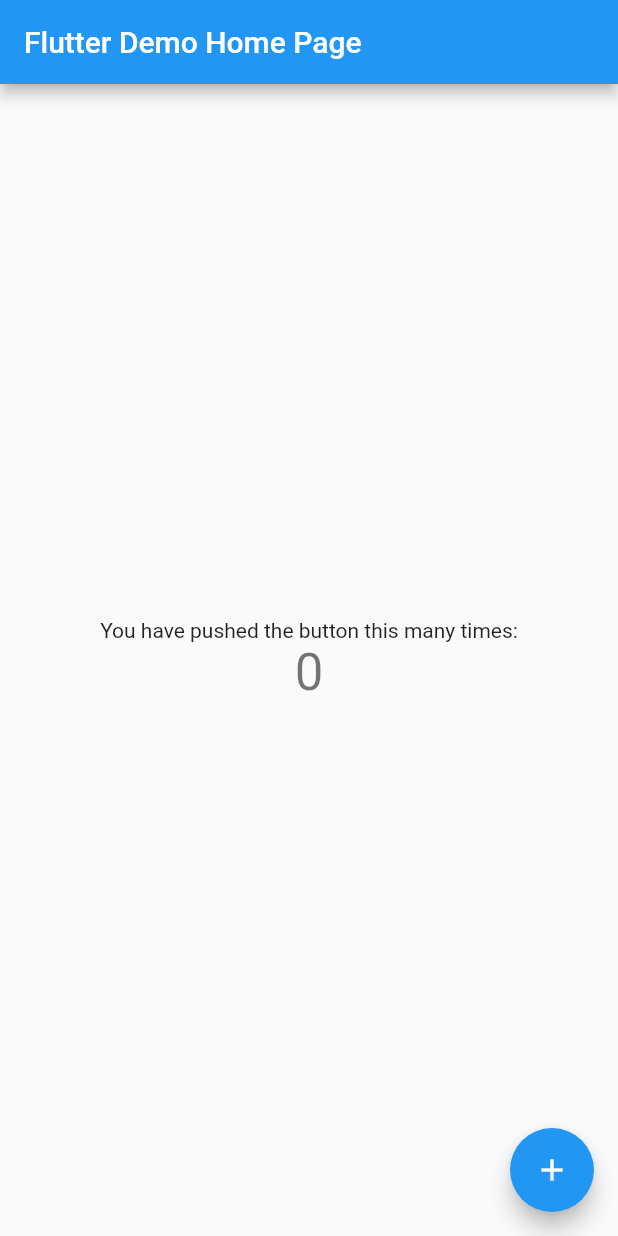
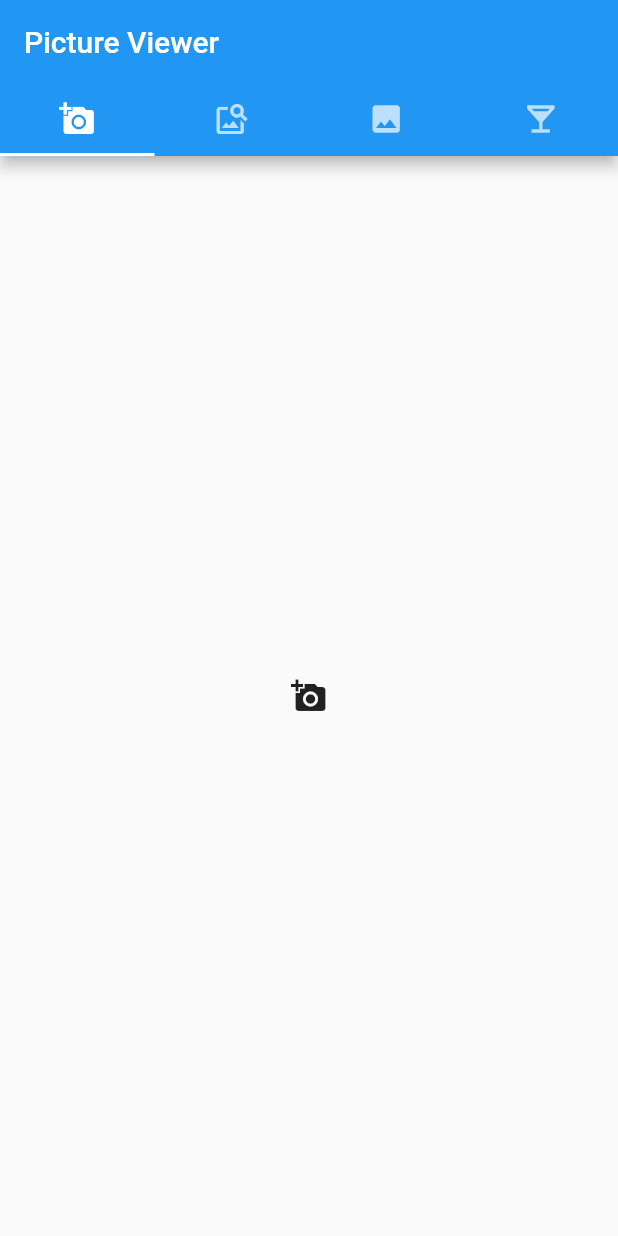
Before and after one commit to GRGSIBERIA/PictureViewer-flutter, a Flutter app: the screen it shows after launch, on a phone screen of 412 x 824 dp. Run offline on Flutter 3.47's test engine with Material 2 defaults, Android fonts, the light colour scheme and no system bars.

Commit message:
add local_bar tab

```diff
--- a/picture_viewer/lib/main.dart
+++ b/picture_viewer/lib/main.dart
@@ -46,19 +46,6 @@
 }
 
 class _MyHomePageState extends State<MyHomePage> {
-  int _counter = 0;
-
-  void _incrementCounter() {
-    setState(() {
-      // This call to setState tells the Flutter framework that something has
-      // changed in this State, which causes it to rerun the build method below
-      // so that the display can reflect the updated values. If we changed
-      // _counter without calling setState(), then the build method would not be
-      // called again, and so nothing would appear to happen.
-      _counter++;
-    });
-  }
-
   @override
   Widget build(BuildContext context) {
     // This method is rerun every time setState is called, for instance as done
@@ -67,47 +54,27 @@
     // The Flutter framework has been optimized to make rerunning build methods
     // fast, so that you can just rebuild anything that needs updating rather
     // than having to individually change instances of widgets.
-    return Scaffold(
-      appBar: AppBar(
-        // Here we take the value from the MyHomePage object that was created by
-        // the App.build method, and use it to set our appbar title.
-        title: Text(widget.title),
-      ),
-      body: Center(
-        // Center is a layout widget. It takes a single child and positions it
-        // in the middle of the parent.
-        child: Column(
-          // Column is also a layout widget. It takes a list of children and
-          // arranges them vertically. By default, it sizes itself to fit its
-          // children horizontally, and tries to be as tall as its parent.
-          //
-          // Invoke "debug painting" (press "p" in the console, choose the
-          // "Toggle Debug Paint" action from the Flutter Inspector in Android
-          // Studio, or the "Toggle Debug Paint" command in Visual Studio Code)
-          // to see the wireframe for each widget.
-          //
-          // Column has various properties to control how it sizes itself and
-          // how it positions its children. Here we use mainAxisAlignment to
-          // center the children vertically; the main axis here is the vertical
-          // axis because Columns are vertical (the cross axis would be
-          // horizontal).
-          mainAxisAlignment: MainAxisAlignment.center,
-          children: <Widget>[
-            Text(
-              'You have pushed the button this many times:',
-            ),
-            Text(
-              '$_counter',
-              style: Theme.of(context).textTheme.headline4,
-            ),
-          ],
-        ),
-      ),
-      floatingActionButton: FloatingActionButton(
-        onPressed: _incrementCounter,
-        tooltip: 'Increment',
-        child: Icon(Icons.add),
-      ), // This trailing comma makes auto-formatting nicer for build methods.
-    );
+    return MaterialApp(
+        home: DefaultTabController(
+            length: 4,
+            child: Scaffold(
+              appBar: AppBar(
+                bottom: const TabBar(tabs: [
+                  Tab(icon: Icon(Icons.add_a_photo)),
+                  Tab(icon: Icon(Icons.image_search)),
+                  Tab(icon: Icon(Icons.image)),
+                  Tab(icon: Icon(Icons.local_bar))
+                ]),
+                title: const Text('Picture Viewer'),
+              ),
+              body: const TabBarView(
+                children: [
+                  Icon(Icons.add_a_photo),
+                  Icon(Icons.image_search),
+                  Icon(Icons.image),
+                  Icon(Icons.local_bar)
+                ],
+              ),
+            )));
   }
 }
```
